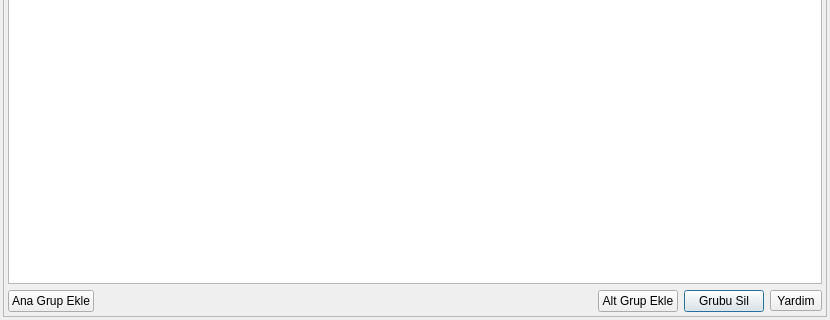
First picture: the form in GRUP_KERNEL/grup_kernel.ui, repository adakteknoloji/FRAMEWORK, before the edit; both pictures show x 0 to 830 and y 256 to 576 of the 830 by 576 pixel window.
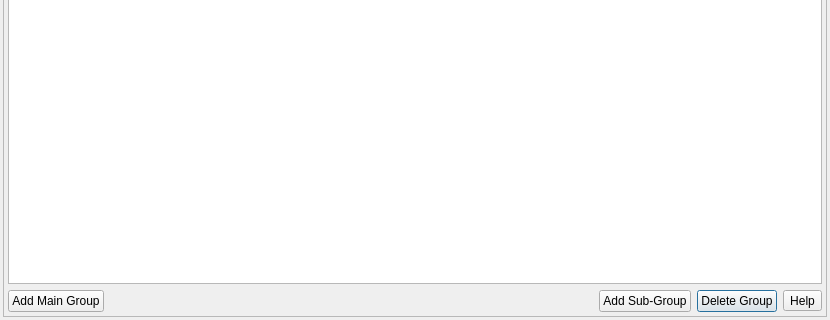
Second picture: the form after the edit. Icons and pictures are not drawn.

Commit message: grup kernel çeviri için hazırlandı.

The edit to the form file:
```diff
--- a/GRUP_KERNEL/grup_kernel.ui
+++ b/GRUP_KERNEL/grup_kernel.ui
@@ -77,7 +77,7 @@
            </sizepolicy>
           </property>
           <property name="text">
-           <string>Grubu Sil</string>
+           <string>Delete Group</string>
           </property>
           <property name="icon">
            <iconset>
@@ -88,7 +88,7 @@
         <item row="0" column="4">
          <widget class="QToolButton" name="toolButton_help_button">
           <property name="text">
-           <string>Yardim</string>
+           <string>Help</string>
           </property>
           <property name="icon">
            <iconset>
@@ -108,7 +108,7 @@
            </sizepolicy>
           </property>
           <property name="text">
-           <string>Alt Grup Ekle</string>
+           <string>Add Sub-Group</string>
           </property>
           <property name="icon">
            <iconset>
@@ -125,7 +125,7 @@
            </sizepolicy>
           </property>
           <property name="text">
-           <string>Ana Grup Ekle</string>
+           <string>Add Main Group</string>
           </property>
           <property name="icon">
            <iconset>
```
Left out of the diff: 8 changed lines with no effect on the pictures. The commit also changes 8 other files.
